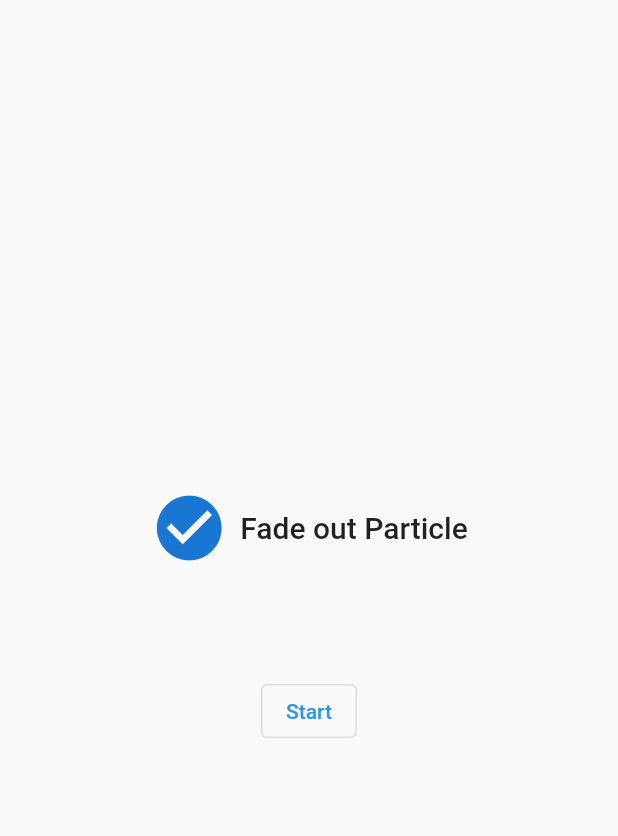
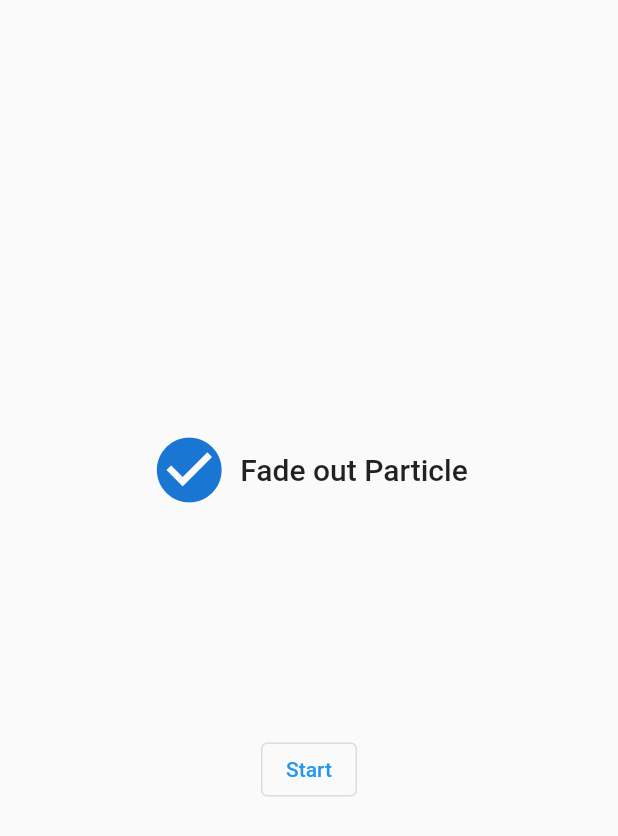
Before and after one commit to hoomanmmd/fade_out_particle, a Flutter app: the screen it shows after launch, after a tap on "Reset", on a phone screen of 412 x 824 dp. Shown: the top 836 px of the screen. Run offline on Flutter 3.47's test engine with Material 2 defaults, Android fonts, the phone set to English and light mode, and no system bars.

```diff
--- a/example/lib/main.dart
+++ b/example/lib/main.dart
@@ -53,7 +53,7 @@ class _HomePageState extends State<HomePage> {
               ),
               onAnimationEnd: () => print('animation ended'),
             ),
-            const SizedBox(height: 72),
+            const SizedBox(height: 150),
             OutlinedButton(
               onPressed: () => setState(() => _disappear = !_disappear),
               child: Text(_disappear ? 'Reset' : 'Start'),
--- a/lib/src/extensions.dart
+++ b/lib/src/extensions.dart
@@ -5,6 +5,8 @@ extension _IntExtensions on int {
     final resultOpacity = (opacity * (this & 0xFF) * 0.8).toInt();
     return Color((this >> 8 & 0x00FFFFFF) | (resultOpacity << 24));
   }
+
+  bool get isTransparent => (this & 0xFF) == 0;
 }
 
 extension _DoubleExtensions on double {
--- a/lib/src/fade_out_particle.dart
+++ b/lib/src/fade_out_particle.dart
@@ -1,3 +1,4 @@
+import 'dart:collection';
 import 'dart:math' as math;
 import 'dart:typed_data';
 
@@ -61,7 +62,7 @@ class _FadeOutParticleState extends State<FadeOutParticle>
     parent: _controller,
     curve: widget.curve,
   );
-  List<Particle?>? _particles;
+  LinkedList<Particle>? _particles;
 
   @override
   void initState() {
@@ -120,28 +121,31 @@ class _FadeOutParticleState extends State<FadeOutParticle>
     final verticalCount = math.max(1, height ~/ _spaceBetweenParticles);
     final horizontalCount = math.max(1, width ~/ _spaceBetweenParticles);
 
-    final particles =
-        List<Particle?>.filled(verticalCount * horizontalCount, null);
+    final particles = LinkedList<Particle>();
     int horizontalOffset;
     const halfSpace = _spaceBetweenParticles ~/ 2;
     int verticalOffset = halfSpace;
-    int listIndex = 0;
     final random = math.Random();
     for (int i = 0; i < verticalCount; i++) {
       horizontalOffset = halfSpace;
       for (var j = 0; j < horizontalCount; j++) {
-        particles[listIndex++] = Particle(
-          cx: horizontalOffset,
-          cy: verticalOffset,
-          rgbaColor: bytes.maybeNonTransparentColor(
+        final rgbaColor = bytes.maybeNonTransparentColor(
           horizontalOffset,
           verticalOffset,
           width,
           halfSpace,
-          ),
+        );
+        if (!rgbaColor.isTransparent) {
+          particles.add(
+            Particle(
+              cx: horizontalOffset,
+              cy: verticalOffset,
+              rgbaColor: rgbaColor,
               radius: _generateRandomRadius(random),
               pathType: random.nextInt(6),
+            ),
           );
+        }
         horizontalOffset += _spaceBetweenParticles;
       }
       verticalOffset += _spaceBetweenParticles;
--- a/lib/src/particle.dart
+++ b/lib/src/particle.dart
@@ -1,8 +1,7 @@
-import 'package:flutter/widgets.dart';
+import 'dart:collection';
 
-@immutable
-class Particle {
-  const Particle({
+class Particle extends LinkedListEntry<Particle> {
+  Particle({
     required this.cx,
     required this.cy,
     required this.radius,
--- a/lib/src/render_box.dart
+++ b/lib/src/render_box.dart
@@ -2,7 +2,7 @@ part of 'fade_out_particle.dart';
 
 class _RenderBox extends RenderProxyBox {
   double _progress;
-  List<Particle?>? _particles;
+  LinkedList<Particle>? _particles;
 
   _RenderBox(this._progress, this._particles);
 
@@ -17,7 +17,7 @@ class _RenderBox extends RenderProxyBox {
     markNeedsPaint();
   }
 
-  set particles(List<Particle?>? newValue) {
+  set particles(LinkedList<Particle>? newValue) {
     if (newValue == _particles) {
       return;
     }
@@ -44,7 +44,7 @@ class _RenderBox extends RenderProxyBox {
     paint.blendMode = BlendMode.clear;
     final limit =
         width - width * (1 + width.limitedAnimationWidth / width) * _progress;
-    canvas.drawRect(Rect.fromLTRB(limit, -1, width + 1, height + 1), paint);
+    canvas.drawRect(Rect.fromLTRB(limit, -1.0, width + 1, height + 1), paint);
 
     canvas.restore();
 
@@ -55,10 +55,10 @@ class _RenderBox extends RenderProxyBox {
     }
   }
 
-  void _drawParticles(List<Particle?> particles, double limit, double width,
-      Paint paint, Canvas canvas) {
+  void _drawParticles(LinkedList<Particle> particles, double limit,
+      double width, Paint paint, Canvas canvas) {
     for (final particle in particles) {
-      if (particle!.cx < limit - 1) {
+      if (particle.cx < limit - 1) {
         continue;
       }
       final particleProgress = (particle.cx - limit).particleProgress(width);
--- a/lib/src/render_object.dart
+++ b/lib/src/render_object.dart
@@ -3,7 +3,7 @@ part of 'fade_out_particle.dart';
 @immutable
 class _RenderObject extends SingleChildRenderObjectWidget {
   final double progress;
-  final List<Particle?>? particles;
+  final LinkedList<Particle>? particles;
 
   const _RenderObject({
     required this.progress,
--- a/pubspec.yaml
+++ b/pubspec.yaml
@@ -1,6 +1,6 @@
 name: fade_out_particle
 description: Fade out particle effect for disappearing views like Text and Icon
-version: 1.1.0
+version: 1.1.1
 homepage: https://github.com/hoomanmmd/fade_out_particle
 
 environment:
```
Also changed, not shown: preview.gif, 2 other files. Lines whose indentation alone changed are shown as unchanged.
